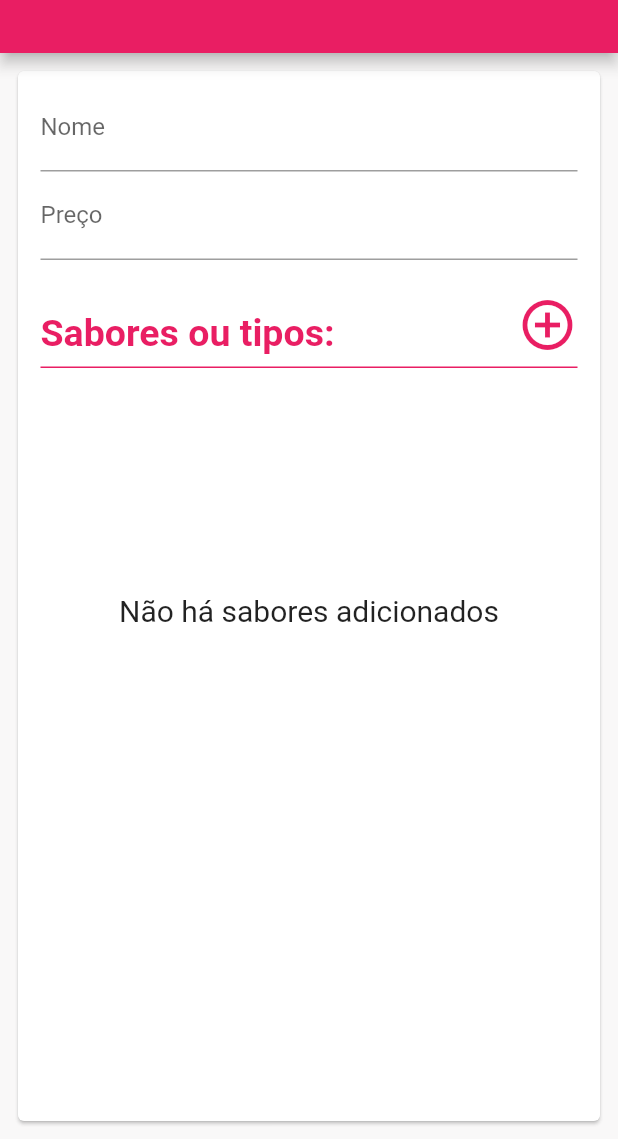
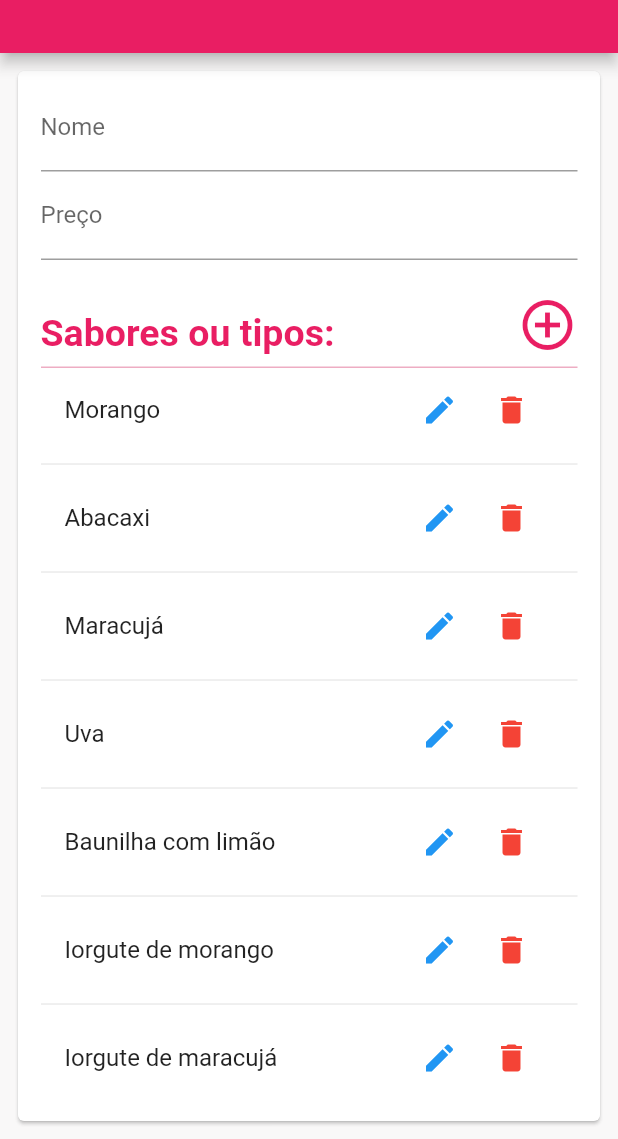
Before and after one commit to Jo-Analyst/app-good-taste, a Flutter app: the screen it shows after launch, item 3 of the bottom bar chosen, after a tap on the "add" icon, on a phone screen of 412 x 824 dp, the part 97-1236 px from its top. Run offline on Flutter 3.47's test engine with Material 2 defaults, Android fonts, the phone set to English and light mode, and no system bars; our stand-ins replace font_awesome_flutter, sqflite; accounts and stored records are empty.

Commit message:
mudando icone

```diff
--- a/lib/app/page/product_form_page.dart
+++ b/lib/app/page/product_form_page.dart
@@ -13,15 +13,15 @@ class ProductFormPage extends StatefulWidget {
 class _ProductFormPageState extends State<ProductFormPage> {
   final _key = GlobalKey<FormState>();
   List<String> flavors = [
-    // "Morango",
-    // "Abacaxi",
-    // "Maracujá",
-    // "Uva",
-    // "Baunilha com limão",
-    // "Iorgute de morango",
-    // "Iorgute de maracujá",
-    // "Chocolate",
-    // "Açai"
+    "Morango",
+    "Abacaxi",
+    "Maracujá",
+    "Uva",
+    "Baunilha com limão",
+    "Iorgute de morango",
+    "Iorgute de maracujá",
+    "Chocolate",
+    "Açai"
   ];
 
   @override
@@ -136,7 +136,7 @@ class _ProductFormPageState extends State<ProductFormPage> {
                       margin: const EdgeInsets.only(top: 8),
                       width: double.infinity,
                       height: 1,
-                      color: Theme.of(context).primaryColor,
+                      color: const Color.fromARGB(255, 238, 173, 195),
                     ),
                     flavors.isEmpty
                         ? Container(
--- a/lib/app/template/bottom_navigation_bar_item.dart
+++ b/lib/app/template/bottom_navigation_bar_item.dart
@@ -9,7 +9,7 @@ class BottomNavigationBarItemTemplate {
         icon: Icon(Icons.auto_graph),
       ),
       BottomNavigationBarItem(
-        icon: Icon(FontAwesomeIcons.toolbox),
+        icon: Icon(FontAwesomeIcons.productHunt),
         label: "M. Prima",
       ),
       BottomNavigationBarItem(
```
